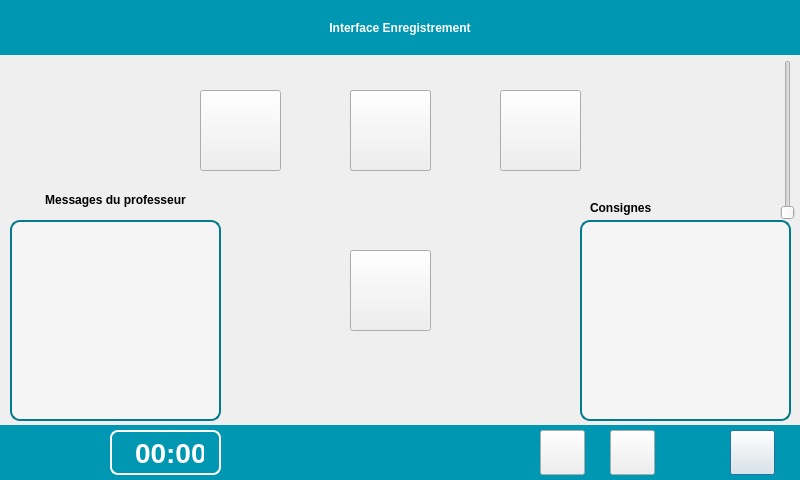
Old version of the form InterfaceEleve/interfaceenregistrement.ui in the repository Sam-Depardieu/Labo-de-langue.
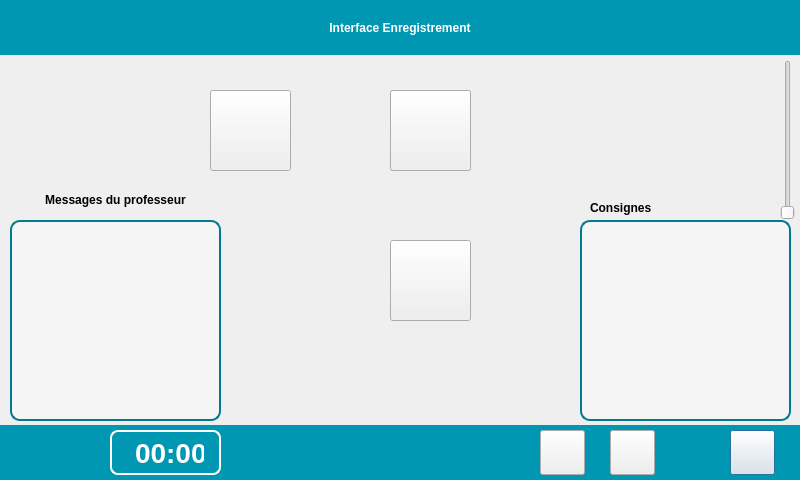
New version of the form. Icons and pictures are not drawn.

Diff of the .ui file:
```diff
--- a/InterfaceEleve/interfaceenregistrement.ui
+++ b/InterfaceEleve/interfaceenregistrement.ui
@@ -32,22 +32,6 @@
     <string/>
    </property>
   </widget>
-  <widget class="QPushButton" name="pushButtonAvancer">
-   <property name="geometry">
-    <rect>
-     <x>500</x>
-     <y>90</y>
-     <width>81</width>
-     <height>81</height>
-    </rect>
-   </property>
-   <property name="styleSheet">
-    <string notr="true"/>
-   </property>
-   <property name="text">
-    <string/>
-   </property>
-  </widget>
   <widget class="QPushButton" name="pushButtonClear">
    <property name="geometry">
     <rect>
@@ -106,7 +90,7 @@
   <widget class="QLabel" name="chrono_enregistrement">
    <property name="geometry">
     <rect>
-     <x>280</x>
+     <x>320</x>
      <y>340</y>
      <width>221</width>
      <height>61</height>
@@ -128,8 +112,8 @@
   <widget class="QPushButton" name="pushButtonSpeak">
    <property name="geometry">
     <rect>
-     <x>350</x>
-     <y>250</y>
+     <x>390</x>
+     <y>240</y>
      <width>81</width>
      <height>81</height>
     </rect>
@@ -144,7 +128,7 @@
   <widget class="QPushButton" name="pushButtonPause">
    <property name="geometry">
     <rect>
-     <x>350</x>
+     <x>390</x>
      <y>90</y>
      <width>81</width>
      <height>81</height>
@@ -160,7 +144,7 @@
   <widget class="QPushButton" name="pushButtonRetourArriere">
    <property name="geometry">
     <rect>
-     <x>200</x>
+     <x>210</x>
      <y>90</y>
      <width>81</width>
      <height>81</height>
@@ -224,7 +208,7 @@
   <widget class="QPushButton" name="pushButtonPlay">
    <property name="geometry">
     <rect>
-     <x>350</x>
+     <x>390</x>
      <y>90</y>
      <width>81</width>
      <height>81</height>
```
Left out of the diff: 9 changed lines with no effect on the pictures.
